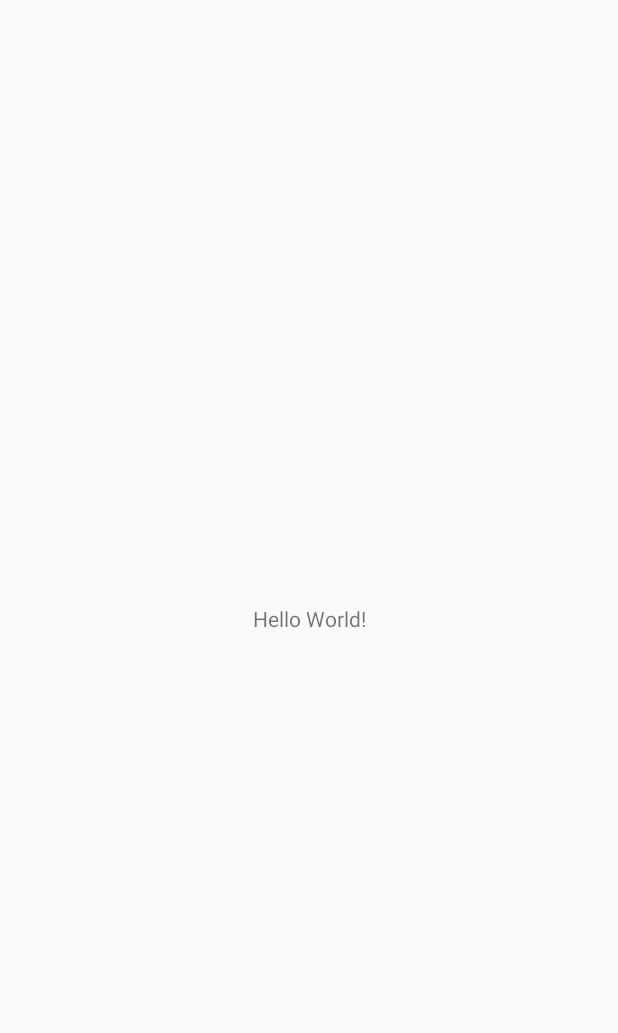
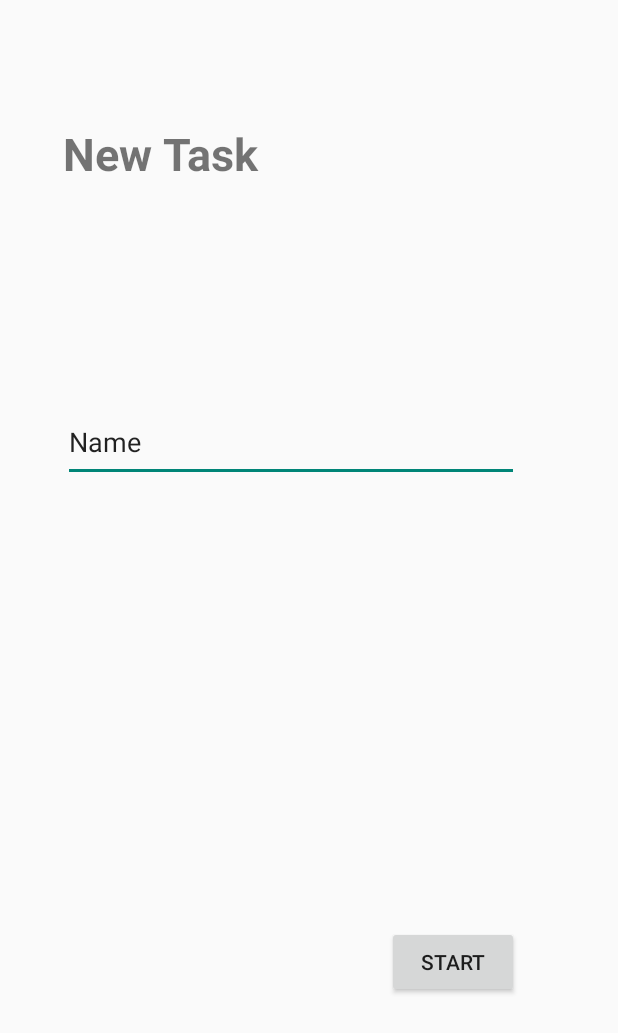
Before and after one commit to carbonXIII/PomodoroApp, an Android app: the screen it shows after launch (MainActivity), on a phone screen of 412 x 824 dp. Before the commit the part shown is almost empty. Shown: the top 1033 px of the screen. Run offline under Robolectric (Android 15) with nearby library versions, the phone set to English and light mode, and no system bars.

Commit message:
Layout for setup task screen created based on sketch

```diff
--- a/project/app/src/main/java/org/team/app/MainActivity.java
+++ b/project/app/src/main/java/org/team/app/MainActivity.java
@@ -6,11 +6,13 @@ package org.team.app;
 import android.app.Activity;
 import android.os.Bundle;
 
+import static org.team.app.R.layout.activity_setup_task;
+
 public class MainActivity extends Activity {
 
     @Override
     protected void onCreate(Bundle savedInstanceState) {
         super.onCreate(savedInstanceState);
-        setContentView(R.layout.activity_main);
+        setContentView(activity_setup_task);
     }
 }
--- a/project/app/src/main/res/layout/activity_main.xml
+++ /dev/null
@@ -1,18 +0,0 @@
-<?xml version="1.0" encoding="utf-8"?>
-<android.support.constraint.ConstraintLayout xmlns:android="http://schemas.android.com/apk/res/android"
-    xmlns:app="http://schemas.android.com/apk/res-auto"
-    xmlns:tools="http://schemas.android.com/tools"
-    android:layout_width="match_parent"
-    android:layout_height="match_parent"
-    tools:context=".MainActivity">
-
-    <TextView
-        android:layout_width="wrap_content"
-        android:layout_height="wrap_content"
-        android:text="Hello World!"
-        app:layout_constraintBottom_toBottomOf="parent"
-        app:layout_constraintLeft_toLeftOf="parent"
-        app:layout_constraintRight_toRightOf="parent"
-        app:layout_constraintTop_toTopOf="parent" />
-
-</android.support.constraint.ConstraintLayout>
--- /dev/null
+++ b/project/app/src/main/res/layout/activity_setup_task.xml
@@ -0,0 +1,46 @@
+<?xml version="1.0" encoding="utf-8"?>
+<android.support.constraint.ConstraintLayout xmlns:android="http://schemas.android.com/apk/res/android"
+    xmlns:app="http://schemas.android.com/apk/res-auto"
+    xmlns:tools="http://schemas.android.com/tools"
+    android:layout_width="match_parent"
+    android:layout_height="match_parent"
+    tools:context=".MainActivity">
+
+    <TextView
+        android:id="@+id/textView"
+        android:layout_width="188dp"
+        android:layout_height="50dp"
+        android:layout_marginStart="42dp"
+        android:layout_marginLeft="42dp"
+        android:layout_marginTop="39dp"
+        android:text="@string/new_task"
+        android:textSize="30sp"
+        android:textStyle="bold"
+        app:layout_constraintBottom_toBottomOf="parent"
+        app:layout_constraintRight_toRightOf="parent"
+        app:layout_constraintStart_toStartOf="parent"
+        app:layout_constraintTop_toTopOf="parent"
+        app:layout_constraintVertical_bias="0.058" />
+
+    <EditText
+        android:id="@+id/editTextTaskName"
+        android:layout_width="304dp"
+        android:layout_height="53dp"
+        android:layout_marginTop="136dp"
+        android:ems="10"
+        android:inputType="text"
+        android:text="@string/name"
+        android:hint="@string/task_name"
+        app:layout_constraintStart_toStartOf="@+id/textView"
+        app:layout_constraintTop_toBottomOf="@+id/textView" />
+
+    <Button
+        android:id="@+id/button"
+        android:layout_width="wrap_content"
+        android:layout_height="wrap_content"
+        android:layout_marginTop="296dp"
+        android:text="@string/start"
+        app:layout_constraintEnd_toEndOf="@+id/editTextTaskName"
+        app:layout_constraintTop_toBottomOf="@+id/editTextTaskName" />
+
+</android.support.constraint.ConstraintLayout>
--- /dev/null
+++ b/project/app/src/main/res/values/strings.xml
@@ -0,0 +1,7 @@
+<?xml version="1.0" encoding="utf-8"?>
+<resources>
+    <string name="new_task">New Task</string>
+    <string name="name">Name</string>
+    <string name="start">Start</string>
+    <string name="task_name">Task name</string>
+</resources>
```
Also changed, not shown: 2 other files.
